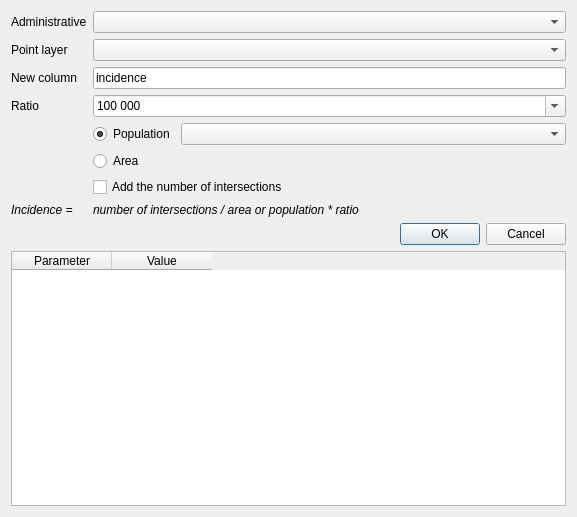
Before: the Qt Designer form ui/incidence.ui in Gustry/GeoHealth, drawn with Qt 5.
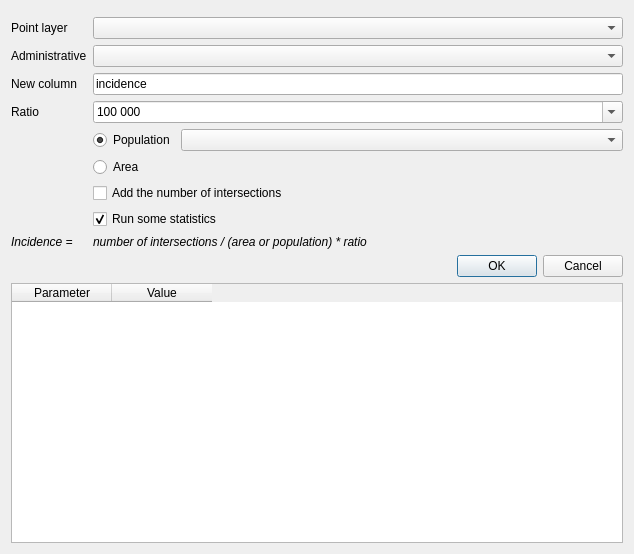
After: the same form once the commit is applied. Custom widgets are drawn as their Qt base class.

What changed in the file:
```diff
--- a/ui/incidence.ui
+++ b/ui/incidence.ui
@@ -1,29 +1,32 @@
 <?xml version="1.0" encoding="UTF-8"?>
 <ui version="4.0">
- <class>Dialog</class>
- <widget class="QDialog" name="Dialog">
+ <class>Incidence</class>
+ <widget class="QDialog" name="Incidence">
   <property name="geometry">
    <rect>
     <x>0</x>
     <y>0</y>
-    <width>577</width>
-    <height>517</height>
+    <width>634</width>
+    <height>554</height>
    </rect>
   </property>
   <property name="windowTitle">
    <string>Incidence - Density</string>
   </property>
   <layout class="QVBoxLayout" name="verticalLayout">
+   <item>
+    <widget class="QgsMessageBar" name="messageBar" native="true"/>
+   </item>
    <item>
     <layout class="QFormLayout" name="formLayout">
-     <item row="0" column="0">
+     <item row="1" column="0">
       <widget class="QLabel" name="label">
        <property name="text">
         <string>Administrative</string>
        </property>
       </widget>
      </item>
-     <item row="0" column="1">
+     <item row="1" column="1">
       <widget class="QComboBox" name="comboBox_incidence_adminLayer">
        <property name="sizePolicy">
         <sizepolicy hsizetype="Expanding" vsizetype="Fixed">
@@ -33,45 +36,28 @@
        </property>
       </widget>
      </item>
-     <item row="2" column="0">
+     <item row="3" column="0">
       <widget class="QLabel" name="label_3">
        <property name="text">
         <string>New column</string>
        </property>
       </widget>
      </item>
-     <item row="2" column="1">
+     <item row="3" column="1">
       <widget class="QLineEdit" name="lineEdit_incidence_columnName">
        <property name="text">
         <string>incidence</string>
        </property>
       </widget>
      </item>
-     <item row="6" column="1">
+     <item row="7" column="1">
       <widget class="QCheckBox" name="checkBox_addNbIntersections">
        <property name="text">
         <string>Add the number of intersections</string>
        </property>
       </widget>
      </item>
-     <item row="1" column="1">
-      <widget class="QComboBox" name="comboBox_incidence_pointLayer">
-       <property name="sizePolicy">
-        <sizepolicy hsizetype="Expanding" vsizetype="Fixed">
-         <horstretch>0</horstretch>
-         <verstretch>0</verstretch>
-        </sizepolicy>
-       </property>
-      </widget>
-     </item>
-     <item row="1" column="0">
-      <widget class="QLabel" name="label_4">
-       <property name="text">
-        <string>Point layer</string>
-       </property>
-      </widget>
-     </item>
-     <item row="5" column="1">
+     <item row="6" column="1">
       <widget class="QRadioButton" name="radioButton_incidence_area">
        <property name="text">
         <string>Area</string>
@@ -81,7 +67,7 @@
        </property>
       </widget>
      </item>
-     <item row="4" column="1">
+     <item row="5" column="1">
       <layout class="QHBoxLayout" name="horizontalLayout">
        <item>
         <widget class="QRadioButton" name="radioButton_incidence_population">
@@ -105,14 +91,14 @@
        </item>
       </layout>
      </item>
-     <item row="3" column="0">
+     <item row="4" column="0">
       <widget class="QLabel" name="label_2">
        <property name="text">
         <string>Ratio</string>
        </property>
       </widget>
      </item>
-     <item row="3" column="1">
+     <item row="4" column="1">
       <widget class="QComboBox" name="comboBox_incidence_ratio">
        <property name="editable">
         <bool>true</bool>
@@ -147,20 +133,47 @@
        </item>
       </widget>
      </item>
-     <item row="7" column="1">
+     <item row="9" column="1">
       <widget class="QLabel" name="label_5">
        <property name="text">
-        <string>&lt;html&gt;&lt;head/&gt;&lt;body&gt;&lt;p&gt;&lt;span style=&quot; font-style:italic;&quot;&gt;number of intersections / area or population * ratio&lt;/span&gt;&lt;/p&gt;&lt;/body&gt;&lt;/html&gt;</string>
+        <string>&lt;html&gt;&lt;head/&gt;&lt;body&gt;&lt;p&gt;&lt;span style=&quot; font-style:italic;&quot;&gt;number of intersections / (area or population) * ratio&lt;/span&gt;&lt;/p&gt;&lt;/body&gt;&lt;/html&gt;</string>
        </property>
       </widget>
      </item>
-     <item row="7" column="0">
+     <item row="9" column="0">
       <widget class="QLabel" name="label_6">
        <property name="text">
         <string>&lt;html&gt;&lt;head/&gt;&lt;body&gt;&lt;p&gt;&lt;span style=&quot; font-style:italic;&quot;&gt;Incidence =&lt;/span&gt;&lt;/p&gt;&lt;/body&gt;&lt;/html&gt;</string>
        </property>
       </widget>
      </item>
+     <item row="0" column="0">
+      <widget class="QLabel" name="label_4">
+       <property name="text">
+        <string>Point layer</string>
+       </property>
+      </widget>
+     </item>
+     <item row="0" column="1">
+      <widget class="QComboBox" name="comboBox_incidence_pointLayer">
+       <property name="sizePolicy">
+        <sizepolicy hsizetype="Expanding" vsizetype="Fixed">
+         <horstretch>0</horstretch>
+         <verstretch>0</verstretch>
+        </sizepolicy>
+       </property>
+      </widget>
+     </item>
+     <item row="8" column="1">
+      <widget class="QCheckBox" name="checkBox_incidence_runStats">
+       <property name="text">
+        <string>Run some statistics</string>
+       </property>
+       <property name="checked">
+        <bool>true</bool>
+       </property>
+      </widget>
+     </item>
     </layout>
    </item>
    <item>
@@ -205,6 +218,14 @@
    </item>
   </layout>
  </widget>
+ <customwidgets>
+  <customwidget>
+   <class>QgsMessageBar</class>
+   <extends>QWidget</extends>
+   <header>qgis/gui.h</header>
+   <container>1</container>
+  </customwidget>
+ </customwidgets>
  <resources/>
  <connections>
   <connection>
```
